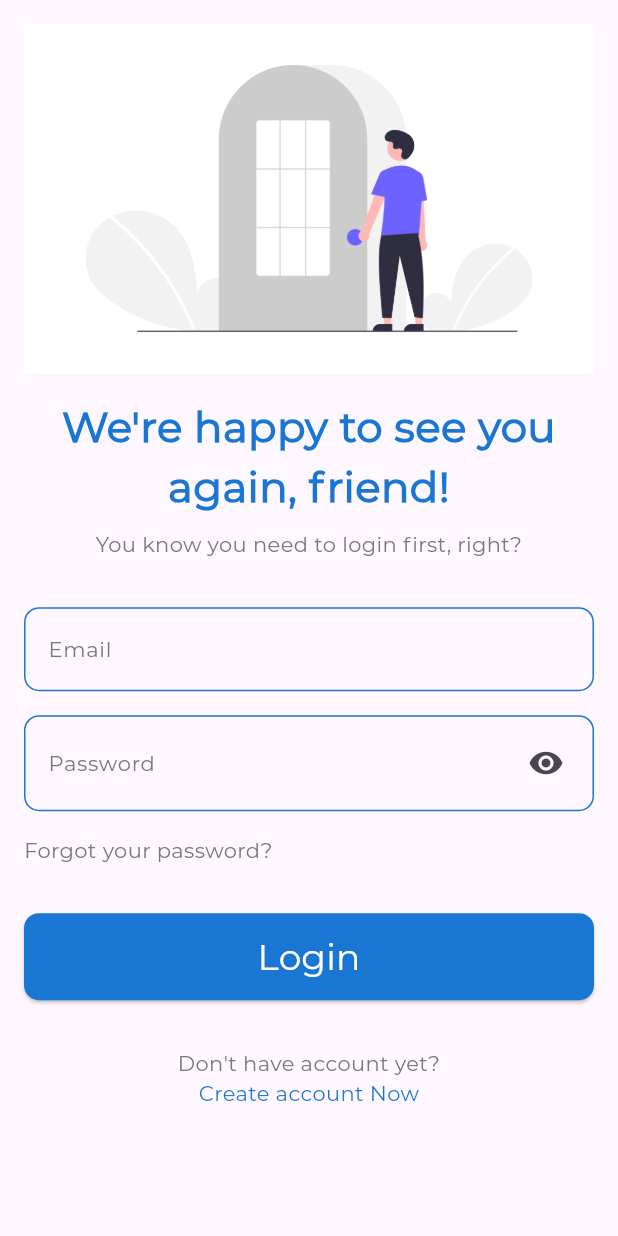
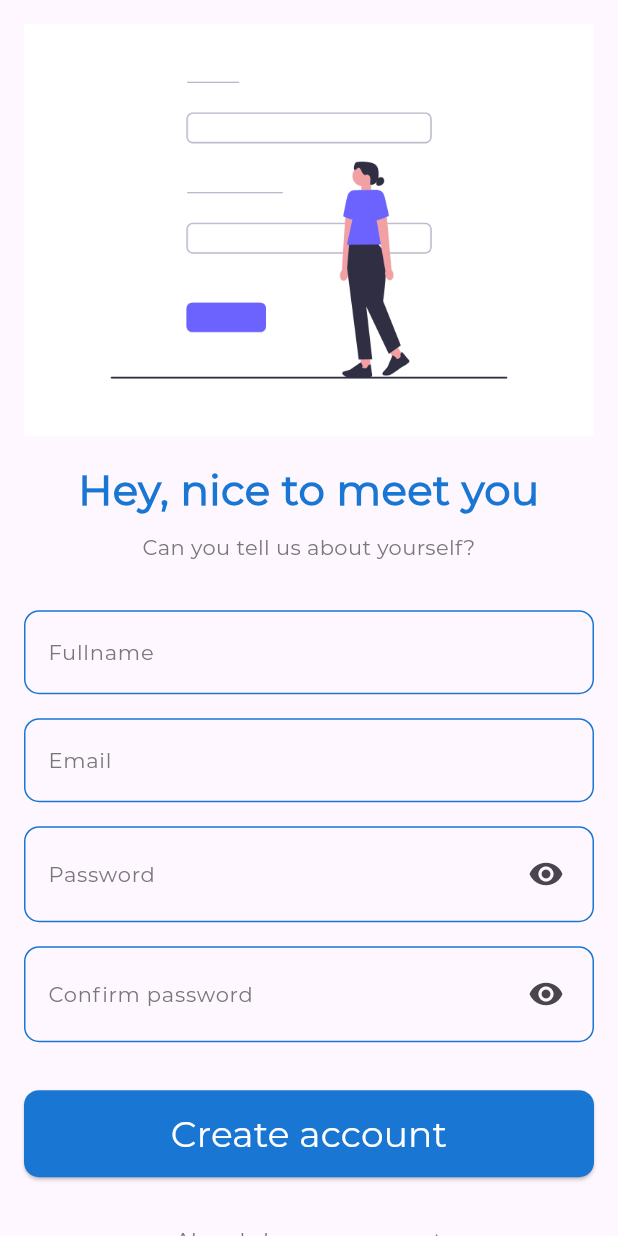
Before and after one commit to MuhIbrahimm/aplikasi_mobile, a Flutter app: the screen it shows after launch, on a phone screen of 412 x 824 dp. Run offline on Flutter 3.47's test engine with Material 3 defaults, Android fonts, the phone set to English and light mode, and no system bars.

Commit message:
adding register page

```diff
--- a/lib/main.dart
+++ b/lib/main.dart
@@ -1,4 +1,5 @@
 import 'package:aplikasi_mobile/login-page.dart';
+import 'package:aplikasi_mobile/register-page.dart';
 import 'package:flutter/material.dart';
 
 void main() {
@@ -13,7 +14,7 @@ class MyApp extends StatelessWidget {
     return const MaterialApp(
       debugShowCheckedModeBanner: false,
 
-      home: loginPage()
+      home: registerPage()
     );
   }
 }
--- /dev/null
+++ b/lib/register-page.dart
@@ -0,0 +1,213 @@
+import 'package:flutter/material.dart';
+import 'package:aplikasi_mobile/style.dart';
+
+class  registerPage extends StatelessWidget {
+  const registerPage({super.key});
+
+  @override
+  Widget build(BuildContext context) {
+    final nameController = TextEditingController();
+    final emailController = TextEditingController();
+    final passwordController = TextEditingController();
+    final confirmPasswordController = TextEditingController();
+
+    return Scaffold(
+      body: SingleChildScrollView(
+        child: Padding(
+          padding: const EdgeInsets.all(16.0),
+          child: Column(
+            crossAxisAlignment: CrossAxisAlignment.stretch,
+            children: [
+              const Image(
+              image: AssetImage('assets/images/register.png'),
+              fit: BoxFit.fitWidth,
+            ),
+
+            const SizedBox(
+              height: 16.0,
+            ),
+
+            Text(
+              "Hey, nice to meet you",
+              style: TextStyles.h1,
+              textAlign: TextAlign.center,
+            ),
+
+            const SizedBox(
+              height: 8,
+            ),
+
+            Text(
+              "Can you tell us about yourself?",
+              style: TextStyles.secondaryText,
+              textAlign: TextAlign.center,
+            ),
+
+            const SizedBox(
+            height: 32.0,
+            ),
+
+            TextField(
+              controller: nameController,
+              style: TextStyles.body.copyWith(fontSize: 16.0),
+              decoration: InputDecoration(
+                enabledBorder: OutlineInputBorder(
+                  borderSide: const BorderSide(
+                    width: 1.0,
+                    color: appColors.mainColor,
+                  ),
+                  borderRadius: BorderRadius.circular(10),
+                ),
+                focusedBorder: OutlineInputBorder(
+                  borderSide: const BorderSide(
+                    width: 1.0,
+                    color: appColors.mainColor,
+                  ),
+                  borderRadius: BorderRadius.circular(10),
+                ),
+                labelText: 'Fullname',
+                labelStyle: TextStyles.secondaryText,
+                floatingLabelBehavior: FloatingLabelBehavior.auto
+              ),
+            ),
+
+            const SizedBox(
+              height: 16.0,
+            ),
+
+            TextField(
+              controller: emailController,
+              style: TextStyles.body,
+              decoration: InputDecoration(
+                enabledBorder: OutlineInputBorder(
+                  borderSide: const BorderSide(
+                    width: 1.0,
+                    color: appColors.mainColor,
+                  ),
+                  borderRadius: BorderRadius.circular(10),
+                ),
+                focusedBorder: OutlineInputBorder(
+                  borderSide: const BorderSide(
+                    width: 1.0,
+                    color: appColors.mainColor,
+                  ),
+                  borderRadius: BorderRadius.circular(10),
+                ),
+                labelText: 'Email',
+                labelStyle: TextStyles.secondaryText,
+                floatingLabelBehavior: FloatingLabelBehavior.auto,
+              ),
+            ),
+
+            const SizedBox(
+              height: 16.0,
+            ),
+
+            TextField(
+              controller: passwordController,
+              style: TextStyles.body,
+              obscureText: true,
+
+              decoration: InputDecoration(
+                suffixIcon: Padding(
+                  padding: const EdgeInsets.all(8.0),
+                  child: IconButton(onPressed: () {}, icon: const Icon(Icons.visibility)),
+                ),
+                enabledBorder: OutlineInputBorder(
+                  borderSide: const BorderSide(
+                    width: 1.0,
+                    color: appColors.mainColor,
+                  ),
+                  borderRadius: BorderRadius.circular(10),
+                ),
+                focusedBorder: OutlineInputBorder(
+                  borderSide: const BorderSide(
+                    width: 1.0,
+                    color: appColors.mainColor,
+                  ),
+                  borderRadius: BorderRadius.circular(10),
+                ),
+                labelText: 'Password',
+                labelStyle: TextStyles.secondaryText,
+                floatingLabelBehavior: FloatingLabelBehavior.auto
+              ),
+            ),
+
+            const SizedBox(
+              height: 16.0,
+            ),
+
+            TextField(
+              controller: confirmPasswordController,
+              style: TextStyles.body.copyWith(fontSize: 16.0),
+              obscureText: true,
+
+              decoration: InputDecoration(
+                suffixIcon: Padding(
+                  padding: const EdgeInsets.all(8.0),
+                  child: IconButton(onPressed: () {}, icon: const Icon(Icons.visibility)),
+                ),
+                enabledBorder: OutlineInputBorder(
+                  borderSide: const BorderSide(
+                    width: 1.0,
+                    color: appColors.mainColor,
+                  ),
+                  borderRadius: BorderRadius.circular(10),
+                ),
+                focusedBorder: OutlineInputBorder(
+                  borderSide: const BorderSide(
+                    width: 1.0,
+                    color: appColors.mainColor,
+                  ),
+                  borderRadius: BorderRadius.circular(10),
+                ),
+                labelText: 'Confirm password',
+                labelStyle: TextStyles.secondaryText,
+                floatingLabelBehavior: FloatingLabelBehavior.auto
+              ),
+            ),
+
+            const SizedBox(
+              height: 32.0,
+            ),
+
+            ElevatedButton(
+              onPressed: () {},
+              style: ButtonStyle(
+                backgroundColor: MaterialStateProperty.all(appColors.mainColor),
+                shape: MaterialStateProperty.all(
+                  RoundedRectangleBorder(
+                    borderRadius: BorderRadius.circular(10.0),
+                  ),
+                ),
+              ),
+              child: Padding(
+                padding: const EdgeInsets.symmetric(vertical: 12.0),
+                child: Text(
+                  'Create account',
+                  style: TextStyles.h2.copyWith(color: Colors.white),
+                ),
+              ),
+            ),
+
+            const SizedBox(
+              height: 32,
+            ),
+
+            Text(
+              'Already have an account',
+              style: TextStyles.secondaryText,
+              textAlign: TextAlign.center,
+            ),
+            Text(
+              'Login',
+              style: TextStyles.secondaryText.copyWith(color: appColors.mainColor),
+              textAlign: TextAlign.center,
+            ),
+          ],
+          ),
+        ),
+      ),
+    );
+  }
+}
```
Also changed, not shown: assets/fonts/Roboto-Bold.ttf (deleted), assets/fonts/Roboto-Medium.ttf (deleted), assets/fonts/Roboto-Regular.ttf (deleted), assets/fonts/Roboto-Thin.ttf (deleted).
